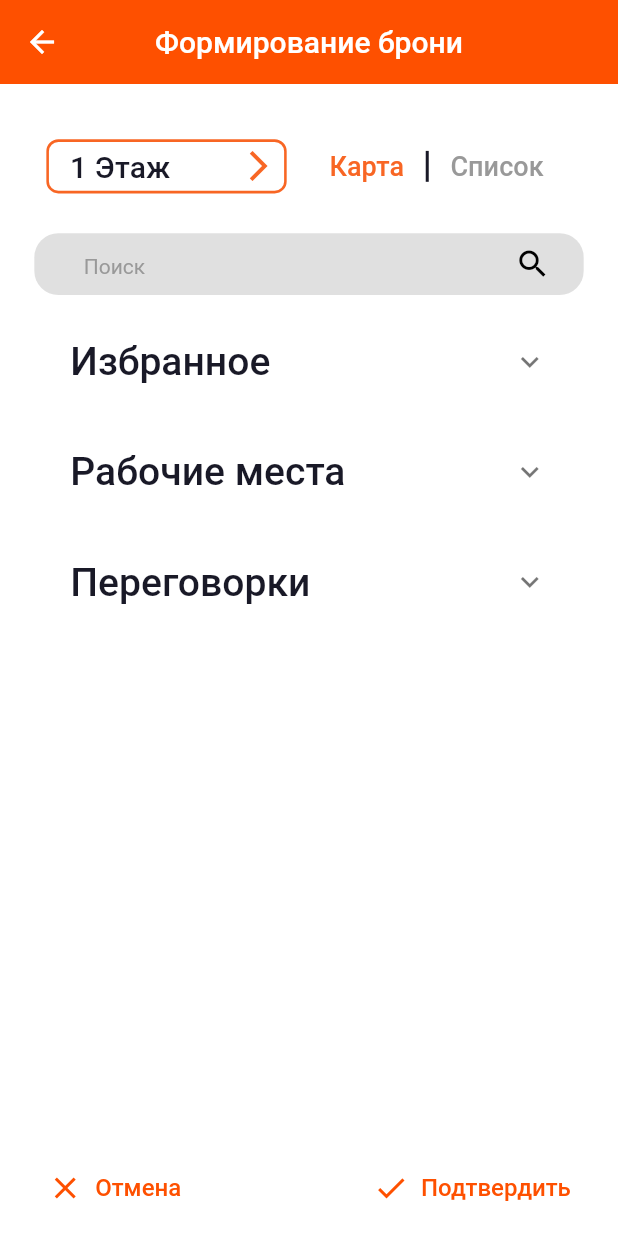
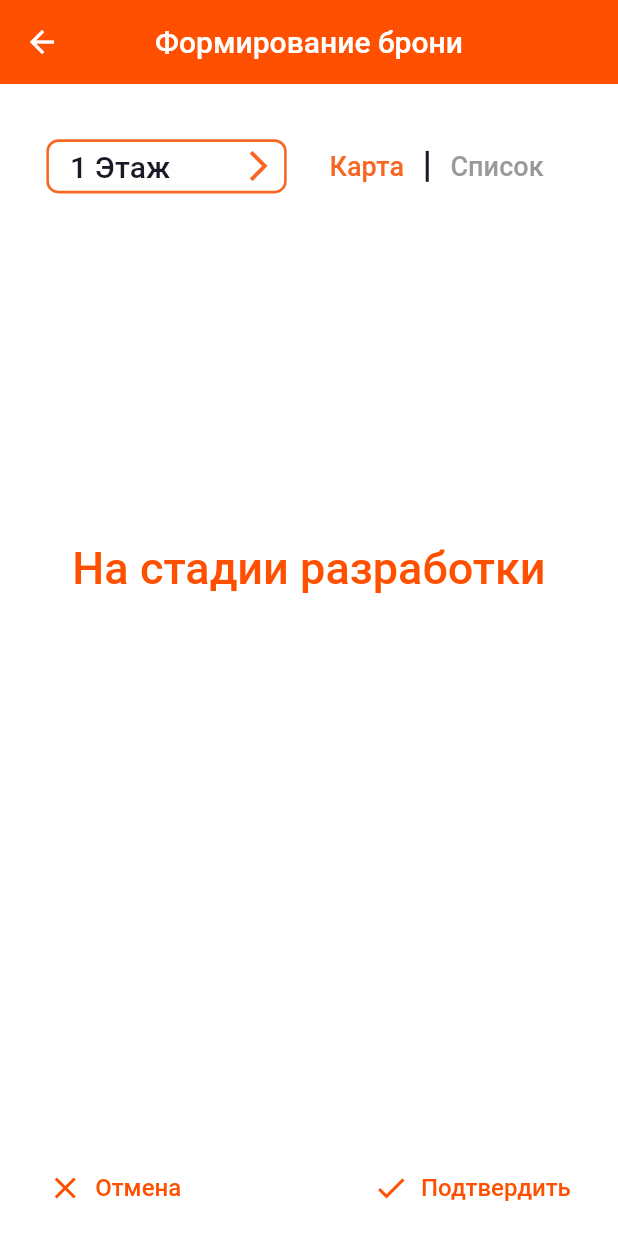
Before and after one commit to PainappuruNyan/flutter_study_project, a Flutter app: the BookingCreate3Screen screen opened by its route, after a tap on "Карта", on a phone screen of 412 x 824 dp. Run offline on Flutter 3.47's test engine with Material 2 defaults, Android fonts, the light colour scheme and no system bars; our stand-ins replace accordion, bloc, dartz, equatable, flutter_bloc, flutter_screenutil and 3 more; missing offline and left inert: icon_decoration; accounts and stored records are empty; project files that could hold a hidden picture were left out.

Commit message:
Resolve "Сообщения об ошибках и карта"
Closes #26

See merge request plugin-fall/team5/atb_plugin_flutter!26

```diff
--- a/lib/src/bloc/booking_create_3/booking_create3_bloc.dart
+++ b/lib/src/bloc/booking_create_3/booking_create3_bloc.dart
@@ -23,16 +23,16 @@ class BookingCreate3Bloc
     on<BookingCreate3ChangeFloor>(_onChangeFloor);
     on<BookingCreate3WorkplaceSelected>(_onWorkplaceSelected);
   }
-
+  final List<int> floors = [
+    1,
+    2,
+    3,
+    4,
+  ];
   FutureOr<void> _onStart(
       BookingCreate3Start event, Emitter<BookingCreate3State> emit) async {
     emit(BookingCreate3Initial());
-    final List<int> floors = [
-      1,
-      2,
-      3,
-      4,
-    ];
+
     final List<Workplace> favoriteList = [
       const Workplace(true, id: 1, type_id: 1, floor_id: 1, capacity: 1),
       const Workplace(false, id: 3, type_id: 1, floor_id: 3, capacity: 1),
@@ -55,10 +55,14 @@ class BookingCreate3Bloc
   }
 
   FutureOr<void> _onChangeToMap(
-      BookingCreate3ChangeToMap event, Emitter<BookingCreate3State> emit) {}
+      BookingCreate3ChangeToMap event, Emitter<BookingCreate3State> emit) {
+    emit(BookingCreate3FloorMapLoaded(floors: floors));
+  }
 
   FutureOr<void> _onChangeToList(
-      BookingCreate3ChangeToList event, Emitter<BookingCreate3State> emit) {}
+      BookingCreate3ChangeToList event, Emitter<BookingCreate3State> emit) {
+    add(BookingCreate3Start());
+  }
 
   FutureOr<void> _onChangeFloor(
       BookingCreate3ChangeFloor event, Emitter<BookingCreate3State> emit) {}
@@ -72,7 +76,7 @@ class BookingCreate3Bloc
         .postBooking(booking: event.booking)
         .then((Either<Failure, String> value) {
       value.fold((Failure l) => print(l.toString()), (String r) async {
-        print('Успех');
+        emit(BookingSuccess());
       });
     });
   }
--- a/lib/src/bloc/booking_create_3/booking_create3_state.dart
+++ b/lib/src/bloc/booking_create_3/booking_create3_state.dart
@@ -43,3 +43,14 @@ class BookingCreate3FloorMapLoading extends BookingCreate3State {
   @override
   List<Object?> get props => [];
 }
+class BookingCreate3FloorMapLoaded extends BookingCreate3State{
+  const BookingCreate3FloorMapLoaded({required this.floors});
+
+  final List<int> floors;
+  @override
+  List<Object?> get props => [floors];
+}
+class BookingSuccess extends BookingCreate3State{
+  @override
+  List<Object?> get props => [];
+}
--- a/lib/src/presentation/booking/create_booking_3/booking_create_3.dart
+++ b/lib/src/presentation/booking/create_booking_3/booking_create_3.dart
@@ -4,19 +4,21 @@ import 'package:flutter_screenutil/flutter_screenutil.dart';
 
 import '../../../bloc/booking_create_3/booking_create3_bloc.dart';
 import '../../../core/constants/colors.dart';
+import '../../profile/profile_screen.dart';
 import '../../routes/routes.dart';
 import '../../shared_widgets/bottom_app_bar.dart';
 import '../../shared_widgets/workplace_card.dart';
 
 class BookingCreate3Screen extends StatefulWidget {
   const BookingCreate3Screen({super.key});
+
   static const String routeName = '/booking_create/3';
+
   @override
   State<BookingCreate3Screen> createState() => _BookingCreate3ScreenState();
 }
 
 class _BookingCreate3ScreenState extends State<BookingCreate3Screen> {
-
   // final List<bool> _isFavorited = List<bool>.filled(favoriteList.length, false);
 
   int? selectedFloor = 1;
@@ -24,24 +26,23 @@ class _BookingCreate3ScreenState extends State<BookingCreate3Screen> {
   bool mapChecked = false;
   String searchString = '';
 
-
-
-
-
   @override
   Widget build(BuildContext context) {
     return BlocProvider<BookingCreate3Bloc>(
-      create: (BuildContext context) => BookingCreate3Bloc()..add(BookingCreate3Start()),
+      create: (BuildContext context) =>
+          BookingCreate3Bloc()..add(BookingCreate3Start()),
       child: Scaffold(
         backgroundColor: MyColors.kWhite,
         appBar: AppBar(
             title: const Text(
           'Формирование брони',
         )),
-        body: BlocBuilder<BookingCreate3Bloc, BookingCreate3State>(
+        body: BlocConsumer<BookingCreate3Bloc, BookingCreate3State>(
           builder: (BuildContext context, BookingCreate3State state) {
             if (state is BookingCreate3FloorLoading) {
-              return const Center(child: CircularProgressIndicator(),);
+              return const Center(
+                child: CircularProgressIndicator(),
+              );
             }
             if (state is BookingCreate3FloorLoaded) {
               return SingleChildScrollView(
@@ -69,17 +70,9 @@ class _BookingCreate3ScreenState extends State<BookingCreate3Screen> {
                             padding: EdgeInsets.only(left: 20.sp),
                             child: TextButton(
                                 onPressed: () {
-                                  setState(() {
-                                    mapChecked = true;
-                                    listChecked = false;
-                                  });
+                                  context.read<BookingCreate3Bloc>().add(BookingCreate3ChangeToMap());
                                 },
-                                child: mapChecked
-                                    ? const Text('Карта',
-                                    style: TextStyle(
-                                        color: MyColors.kSecondary,
-                                        fontSize: 18))
-                                    : const Text('Карта',
+                                child: const Text('Карта',
                                         style: TextStyle(
                                             color: MyColors.kTextSecondary,
                                             fontSize: 18))),
@@ -94,18 +87,11 @@ class _BookingCreate3ScreenState extends State<BookingCreate3Screen> {
                           ),
                           TextButton(
                               onPressed: () {
-                                setState(() {
-                                  mapChecked = false;
-                                  listChecked = true;
-                                });
+                                context.read<BookingCreate3Bloc>().add(BookingCreate3ChangeToList());
                               },
-                              child: listChecked
-                                  ? const Text('Список',
+                              child: const Text('Список',
                                       style: TextStyle(
-                                      color: MyColors.kSecondary, fontSize: 18))
-                                  : const Text('Список',
-                                  style: TextStyle(
-                                      color: MyColors.kTextSecondary,
+                                          color: MyColors.kSecondary,
                                           fontSize: 18))),
                         ],
                       ),
@@ -122,10 +108,7 @@ class _BookingCreate3ScreenState extends State<BookingCreate3Screen> {
                         color: Colors.grey.shade300,
                       ),
                       child: TextField(
-                        style: Theme
-                            .of(context)
-                            .textTheme
-                            .bodyText2,
+                        style: Theme.of(context).textTheme.bodyText2,
                         onChanged: (String value) {
                           setState(() {
                             searchString = value.toLowerCase();
@@ -133,10 +116,7 @@ class _BookingCreate3ScreenState extends State<BookingCreate3Screen> {
                         },
                         decoration: InputDecoration(
                           hintText: 'Поиск',
-                          hintStyle: Theme
-                              .of(context)
-                              .textTheme
-                              .caption,
+                          hintStyle: Theme.of(context).textTheme.caption,
                           enabledBorder: UnderlineInputBorder(
                             borderSide: BorderSide(
                               color: Colors.grey.shade300,
@@ -156,16 +136,13 @@ class _BookingCreate3ScreenState extends State<BookingCreate3Screen> {
                     ),
                     //expansions
                     Container(
-                        padding:
-                        EdgeInsets.only(left: 30.sp, top: 15.sp, right: 30.sp),
+                        padding: EdgeInsets.only(
+                            left: 30.sp, top: 15.sp, right: 30.sp),
                         alignment: Alignment.topLeft,
                         child: ExpansionTile(
                           title: Text(
                             'Избранное',
-                            style: Theme
-                                .of(context)
-                                .textTheme
-                                .headline4,
+                            style: Theme.of(context).textTheme.headline4,
                           ),
                           children: <Widget>[
                             ListView.builder(
@@ -175,51 +152,17 @@ class _BookingCreate3ScreenState extends State<BookingCreate3Screen> {
                                 itemBuilder: (BuildContext context, int index) {
                                   return WorkplaceCard(
                                       workplace: state.favorites[index]);
-                                  // Card(
-                                  //   elevation: 4,
-                                  //   child: ListTile(
-                                  //     title: Text(
-                                  //       'id${favoriteList[index]}',
-                                  //       style:
-                                  //       Theme.of(context).textTheme.subtitle2,
-                                  //     ),
-                                  //     onTap: () {
-                                  //       context.read<BookingCreate3Bloc>().add(BookingCreate3WorkplaceSelected(booking: BookingModel(id: -1, holder: 1, maker: -1, workplace: favoriteList[index], start: DateTime(2022, 11, 27, 10), end: DateTime(2022, 11, 27, 20), guests: 0,)));
-                                  //     },
-                                  //     trailing: const DecoratedIcon(
-                                  //       icon: Icon(Icons.star,
-                                  //           color: MyColors.kSecondary),
-                                  //       decoration: IconDecoration(
-                                  //           border: IconBorder(
-                                  //               color: MyColors.kPrimaryText,
-                                  //               width: 2)),
-                                  //     ),
-                                  //     // trailing: IconButton(
-                                  //     //   onPressed: () => setState(() =>
-                                  //     //       _isFavorited[index] =
-                                  //     //           !_isFavorited[index]),
-                                  //     //   icon: _isFavorited[index]
-                                  //     //       ? const Icon(
-                                  //     //           Icons.star,
-                                  //     //           color: MyColors.kSecondary,
-                                  //     //         )
-                                  //     //       : const Icon(Icons.star_border),
-                                  //     // ),
-                                  //   ));
                                 }),
                           ],
                         )),
                     Container(
-                        padding:
-                        EdgeInsets.only(left: 30.sp, top: 15.sp, right: 30.sp),
+                        padding: EdgeInsets.only(
+                            left: 30.sp, top: 15.sp, right: 30.sp),
                         alignment: Alignment.topLeft,
                         child: ExpansionTile(
                           title: Text(
                             'Рабочие места',
-                            style: Theme
-                                .of(context)
-                                .textTheme
-                                .headline4,
+                            style: Theme.of(context).textTheme.headline4,
                           ),
                           children: <Widget>[
                             ListView.builder(
@@ -233,16 +176,13 @@ class _BookingCreate3ScreenState extends State<BookingCreate3Screen> {
                           ],
                         )),
                     Container(
-                        padding:
-                        EdgeInsets.only(left: 30.sp, top: 15.sp, right: 30.sp),
+                        padding: EdgeInsets.only(
+                            left: 30.sp, top: 15.sp, right: 30.sp),
                         alignment: Alignment.topLeft,
                         child: ExpansionTile(
                           title: Text(
                             'Переговорки',
-                            style: Theme
-                                .of(context)
-                                .textTheme
-                                .headline4,
+                            style: Theme.of(context).textTheme.headline4,
                           ),
                           children: <Widget>[
                             ListView.builder(
@@ -259,7 +199,72 @@ class _BookingCreate3ScreenState extends State<BookingCreate3Screen> {
                 ),
               );
             }
+            if (state is BookingCreate3FloorMapLoaded) {
+              return SingleChildScrollView(
+                  child: Column(children: <Widget>[
+                Container(
+                  padding: EdgeInsets.only(top: 30.sp, bottom: 20.sp),
+                  child: Row(
+                    children: <Widget>[
+                      //Выбор этажа
+                      Container(
+                        padding: EdgeInsets.only(left: 30.sp),
+                        child: CustomDropDown(
+                          value: '$selectedFloor Этаж',
+                          itemsList: state.floors,
+                          onChanged: (dynamic value) {
+                            setState(() {
+                              selectedFloor = value as int;
+                            });
+                          },
+                        ),
+                      ),
+                      //Карта и Спислк
+                      Container(
+                        padding: EdgeInsets.only(left: 20.sp),
+                        child: TextButton(
+                            onPressed: () {
+                              context.read<BookingCreate3Bloc>().add(BookingCreate3ChangeToMap());
+                            },
+                            child: const Text('Карта',
+                                    style: TextStyle(
+                                        color: MyColors.kSecondary,
+                                        fontSize: 18)))
+                      ),
+                      SizedBox(
+                        height: 20.h,
+                        child: const VerticalDivider(
+                          color: MyColors.kPrimaryText,
+                          thickness: 2,
+                          width: 15,
+                        ),
+                      ),
+                      TextButton(
+                          onPressed: () {
+                            context.read<BookingCreate3Bloc>().add(BookingCreate3ChangeToList());
+                          },
+                          child:  const Text('Список',
+                                  style: TextStyle(
+                                      color: MyColors.kTextSecondary,
+                                      fontSize: 18))),
+                    ],
+                  ),
+                ),
+                    Container(padding: EdgeInsets.only(top:200.h),
+                      child: Text('На стадии разработки', style: Theme.of(context).textTheme.titleLarge?.copyWith(fontSize: 30),),)
+              ]));
+            }
             return const Text('error');
+          },
+          listener: (BuildContext context, BookingCreate3State state){
+            if(state is BookingSuccess){
+              Navigator.pushReplacement(
+                  context,
+                  MaterialPageRoute(
+                    builder: (BuildContext context) =>
+                        ProfileScreen(),
+                  ));
+            }
           },
         ),
         bottomNavigationBar: const CustomBottomAppBar(
@@ -304,7 +309,8 @@ class CustomDropDown extends StatelessWidget {
             ),
             isExpanded: true,
             value: value,
-            items: itemsList.map((int item) => DropdownMenuItem<String>(
+            items: itemsList
+                .map((int item) => DropdownMenuItem<String>(
                       value: '$item Этаж',
                       child: Text(
                         '$item Этаж',
```
Also changed, not shown: lib/src/presentation/log_in/log_in/log_in_screen.dart (+33 -35 lines). Lines whose indentation alone changed are shown as unchanged.
